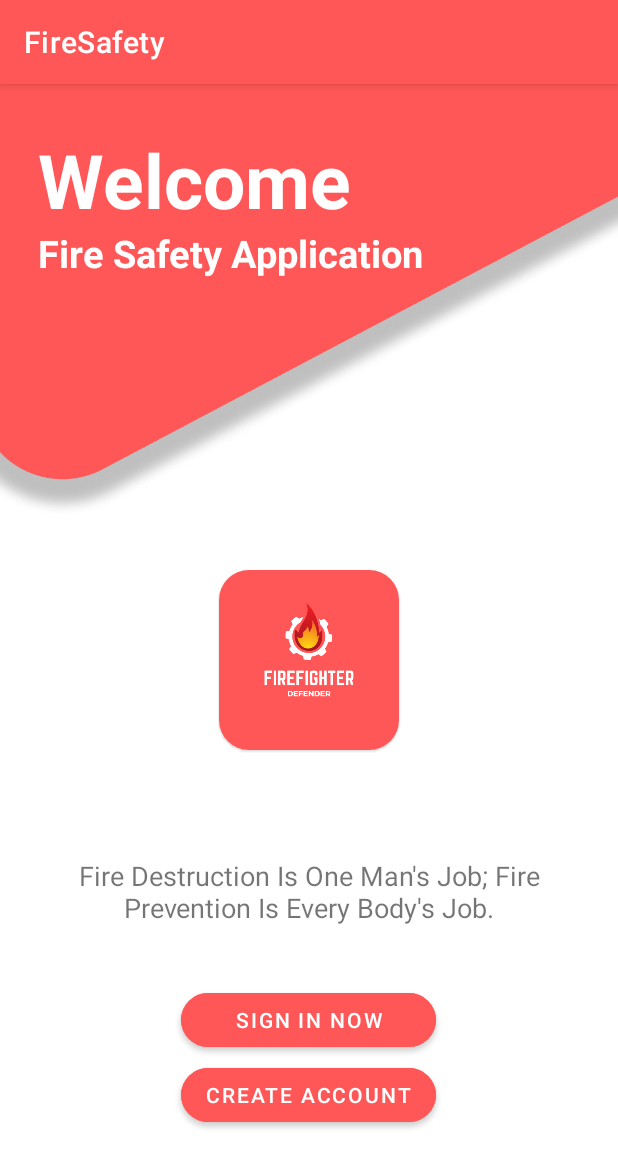
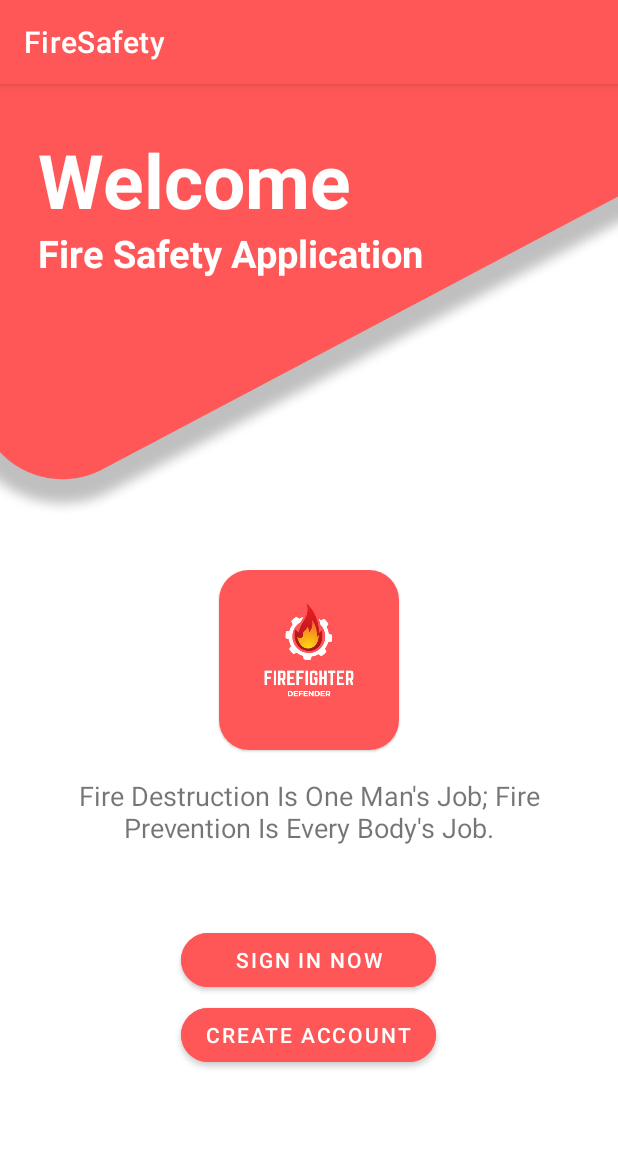
Before and after one commit to harshil-padasala/FireSafety-Application, an Android app: the screen it shows after launch (WelcomeActivity), on a phone screen of 412 x 824 dp. Shown: the top 1168 px of the screen. Run offline under Robolectric (Android 15) with nearby library versions, the phone set to English and light mode, and no system bars.

Commit message:
Updated Main activity

```diff
--- a/app/src/main/res/layout/activity_welcome.xml
+++ b/app/src/main/res/layout/activity_welcome.xml
@@ -54,9 +54,9 @@
         android:layout_height="wrap_content"
         android:layout_gravity="center_horizontal"
         android:layout_marginLeft="30dp"
-        android:layout_marginTop="500dp"
+        android:layout_marginTop="450dp"
         android:layout_marginRight="30dp"
-        android:padding="15dp"
+        android:padding="12dp"
         android:text="Fire Destruction Is One Man's Job; Fire Prevention Is Every Body's Job."
         android:textAlignment="center"
         android:textSize="18sp"
@@ -67,7 +67,7 @@
         android:layout_width="170dp"
         android:layout_height="wrap_content"
         android:layout_gravity="center_horizontal"
-        android:layout_marginTop="600dp"
+        android:layout_marginTop="560dp"
         android:backgroundTint="@color/main"
         android:text="Sign In Now"
         app:cornerRadius="20dp" />
@@ -77,7 +77,7 @@
         android:layout_width="170dp"
         android:layout_height="wrap_content"
         android:layout_gravity="center_horizontal"
-        android:layout_marginTop="650dp"
+        android:layout_marginTop="610dp"
         android:backgroundTint="@color/main"
         android:text="Create Account"
         app:cornerRadius="20dp" />
```
